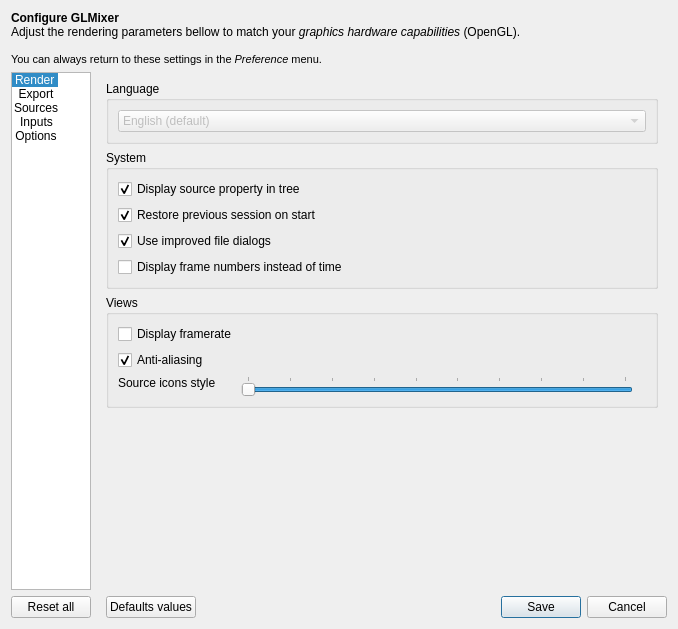
This is src/UserPreferencesDialog.ui in markus-wa/glmixer-mirror as Qt 5 draws it before an edit. The edited form follows.
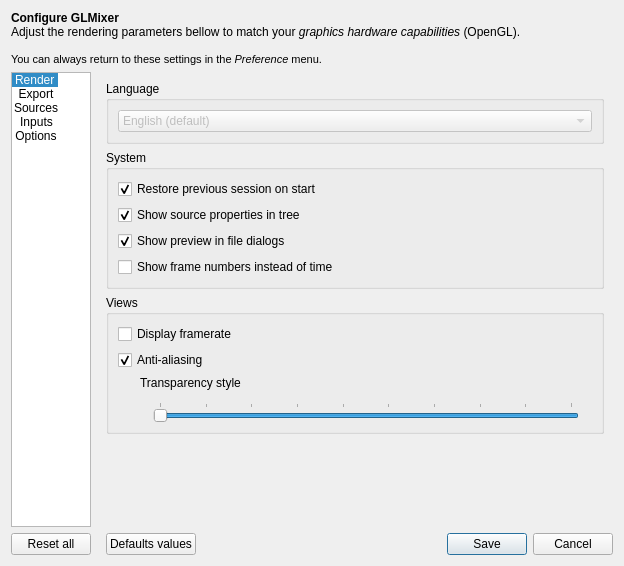
This is the edited form. The open tabs and pages were chosen to show the change. Icons and pictures are not drawn. Custom widgets are drawn as their Qt base class.

Commit message: Improved dialog User Preference

The edit to the form file:
```diff
--- a/src/UserPreferencesDialog.ui
+++ b/src/UserPreferencesDialog.ui
@@ -6,8 +6,8 @@
    <rect>
     <x>0</x>
     <y>0</y>
-    <width>678</width>
-    <height>629</height>
+    <width>624</width>
+    <height>566</height>
    </rect>
   </property>
   <property name="windowTitle">
@@ -112,7 +112,7 @@
            <string>Render</string>
           </property>
           <property name="textAlignment">
-           <set>AlignLeft|AlignVCenter</set>
+           <set>AlignLeading|AlignVCenter</set>
           </property>
           <property name="icon">
            <iconset resource="../icons.qrc">
@@ -1682,19 +1682,6 @@
               <string>System</string>
              </property>
              <layout class="QVBoxLayout" name="verticalLayout_8">
-              <item>
-               <widget class="QCheckBox" name="displayPropertyTree">
-                <property name="toolTip">
-                 <string>Display tree of properties of the current source (side panel)</string>
-                </property>
-                <property name="text">
-                 <string>Display source property in tree</string>
-                </property>
-                <property name="checked">
-                 <bool>true</bool>
-                </property>
-               </widget>
-              </item>
               <item>
                <widget class="QCheckBox" name="restoreLastSession">
                 <property name="toolTip">
@@ -1708,6 +1695,19 @@
                 </property>
                </widget>
               </item>
+              <item>
+               <widget class="QCheckBox" name="displayPropertyTree">
+                <property name="toolTip">
+                 <string>Display tree of properties of the current source (side panel)</string>
+                </property>
+                <property name="text">
+                 <string>Show source properties in tree</string>
+                </property>
+                <property name="checked">
+                 <bool>true</bool>
+                </property>
+               </widget>
+              </item>
               <item>
                <widget class="QCheckBox" name="useCustomDialogs">
                 <property name="toolTip">
@@ -1717,7 +1717,7 @@
                  <string>Use GLMixer improved dialogs (instead of operating system native dialogs)</string>
                 </property>
                 <property name="text">
-                 <string>Use improved file dialogs</string>
+                 <string>Show preview in file dialogs</string>
                 </property>
                 <property name="checked">
                  <bool>true</bool>
@@ -1730,7 +1730,7 @@
                  <string>Shows time information as frame count instead of hh:mm:ss.</string>
                 </property>
                 <property name="text">
-                 <string>Display frame numbers instead of time</string>
+                 <string>Show frame numbers instead of time</string>
                 </property>
                </widget>
               </item>
@@ -1770,18 +1770,31 @@
                </widget>
               </item>
               <item>
-               <layout class="QHBoxLayout" name="horizontalLayout_9">
-                <item>
+               <layout class="QGridLayout" name="gridLayout_4">
+                <item row="0" column="0" rowspan="2">
+                 <spacer name="horizontalSpacer_2">
+                  <property name="orientation">
+                   <enum>Qt::Horizontal</enum>
+                  </property>
+                  <property name="sizeType">
+                   <enum>QSizePolicy::Maximum</enum>
+                  </property>
+                  <property name="sizeHint" stdset="0">
+                   <size>
+                    <width>22</width>
+                    <height>20</height>
+                   </size>
+                  </property>
+                 </spacer>
+                </item>
+                <item row="0" column="1" colspan="2">
                  <widget class="QLabel" name="label_16">
                   <property name="text">
-                   <string>Source icons style  </string>
-                  </property>
-                  <property name="alignment">
-                   <set>Qt::AlignLeading|Qt::AlignLeft|Qt::AlignTop</set>
+                   <string>Transparency style</string>
                   </property>
                  </widget>
                 </item>
-                <item>
+                <item row="1" column="1" rowspan="2">
                  <widget class="QLabel" name="label_14">
                   <property name="text">
                    <string/>
@@ -1791,7 +1804,20 @@
                   </property>
                  </widget>
                 </item>
-                <item>
+                <item row="1" column="3" rowspan="2">
+                 <widget class="QLabel" name="label_15">
+                  <property name="text">
+                   <string/>
+                  </property>
+                  <property name="pixmap">
+                   <pixmap resource="../images.qrc">:/glmixer/images/stippling_2.png</pixmap>
+                  </property>
+                  <property name="scaledContents">
+                   <bool>false</bool>
+                  </property>
+                 </widget>
+                </item>
+                <item row="2" column="2">
                  <widget class="QSlider" name="stipplingSlider">
                   <property name="minimum">
                    <number>1</number>
@@ -1828,19 +1854,6 @@
                   </property>
                  </widget>
                 </item>
-                <item>
-                 <widget class="QLabel" name="label_15">
-                  <property name="text">
-                   <string/>
-                  </property>
-                  <property name="pixmap">
-                   <pixmap resource="../images.qrc">:/glmixer/images/stippling_2.png</pixmap>
-                  </property>
-                  <property name="scaledContents">
-                   <bool>false</bool>
-                  </property>
-                 </widget>
-                </item>
                </layout>
               </item>
              </layout>
```
Left out of the diff: 12 changed lines with no effect on the pictures. The commit also changes 3 other files.
